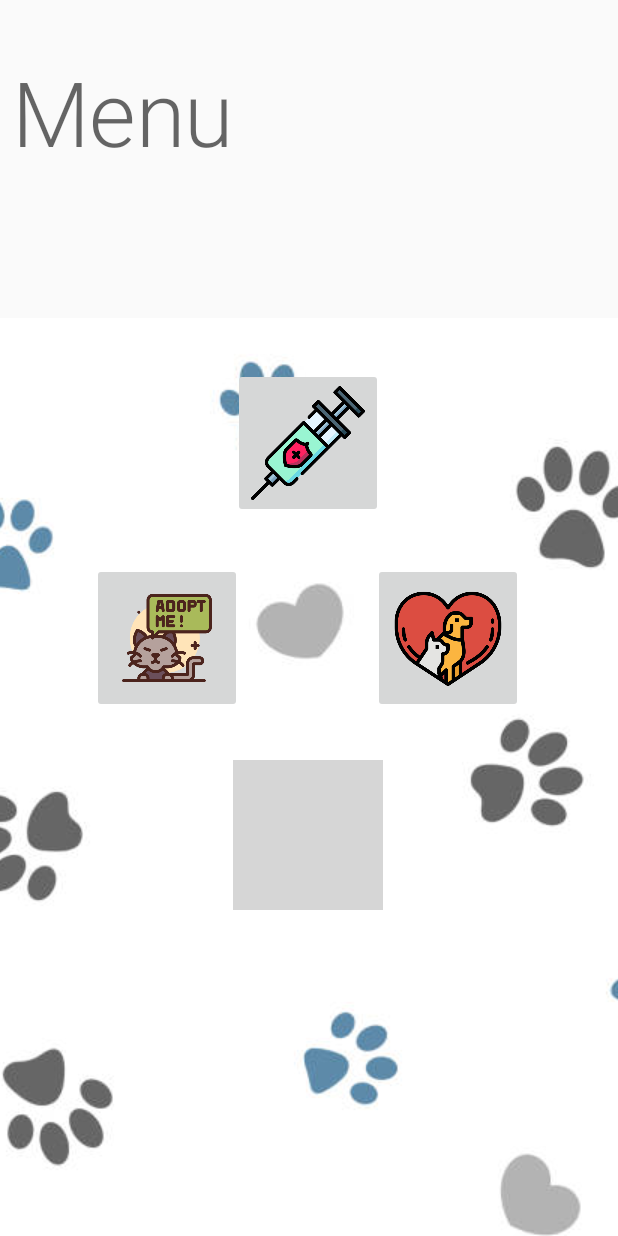
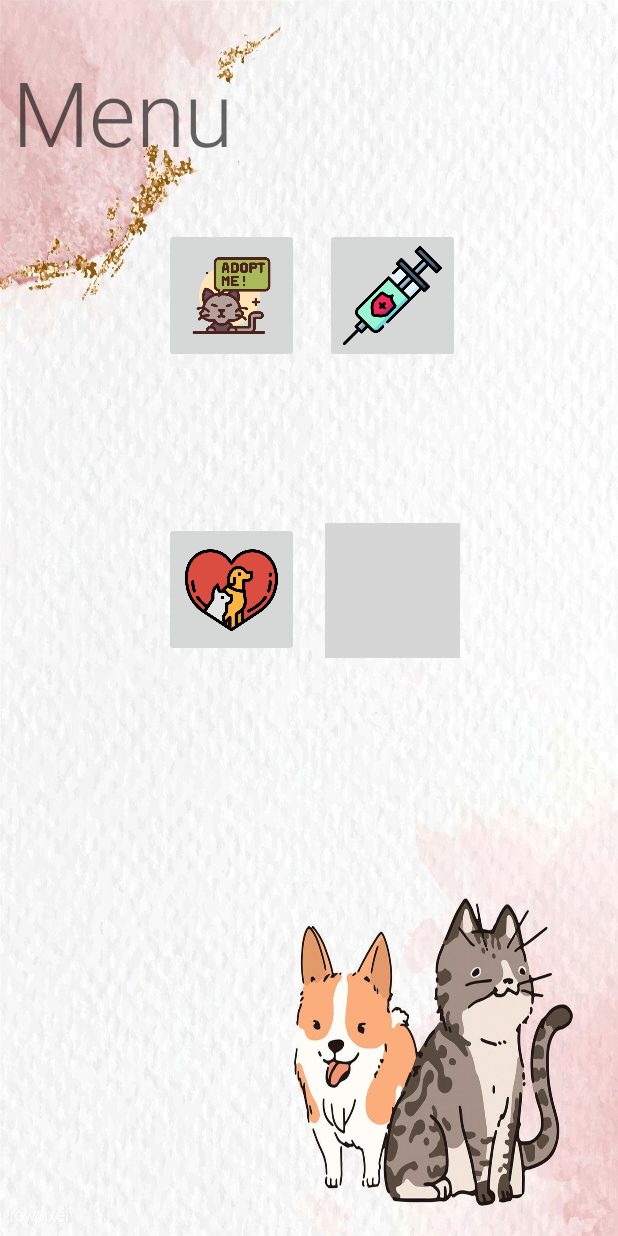
Before and after one commit to godelivadiva/UAS-PBMGodeliva205411029, an Android app: the screen it shows after launch (MenuActivity), on a phone screen of 412 x 824 dp. Run offline under Robolectric (Android 15) with nearby library versions, the phone set to English and light mode, and no system bars; grey boxes are pictures that could not be loaded.

Commit message:
Designing - Rearrange view

```diff
--- a/app/src/main/res/layout/activity_menu.xml
+++ b/app/src/main/res/layout/activity_menu.xml
@@ -4,6 +4,7 @@
     xmlns:tools="http://schemas.android.com/tools"
     android:layout_width="match_parent"
     android:layout_height="match_parent"
+    android:background="@drawable/catdog_bg"
     tools:context=".MenuActivity">
 
     <TextView
@@ -20,72 +21,59 @@
         app:layout_constraintTop_toTopOf="parent"
         app:layout_constraintVertical_bias="0.036" />
 
-    <ImageView
-        android:id="@+id/imgBackground"
-        android:layout_width="wrap_content"
-        android:layout_height="wrap_content"
-        android:scaleType="centerCrop"
+    <ImageButton
+        android:id="@+id/ibAdoptMe"
+        android:layout_width="90dp"
+        android:layout_height="90dp"
+        android:scaleType="fitCenter"
         app:layout_constraintBottom_toBottomOf="parent"
         app:layout_constraintEnd_toEndOf="parent"
-        app:layout_constraintHorizontal_bias="0.0"
+        app:layout_constraintHorizontal_bias="0.339"
         app:layout_constraintStart_toStartOf="parent"
-        app:layout_constraintTop_toTopOf="parent"
-        app:layout_constraintVertical_bias="1.0"
-        app:srcCompat="@drawable/pawprints_mix_background" />
-
-    <ImageButton
-        android:id="@+id/ibAdoptMe"
-        android:layout_width="100dp"
-        android:layout_height="100dp"
-        android:scaleType="fitCenter"
-        app:layout_constraintBottom_toBottomOf="@+id/imgBackground"
-        app:layout_constraintEnd_toEndOf="@+id/imgBackground"
-        app:layout_constraintHorizontal_bias="0.196"
-        app:layout_constraintStart_toStartOf="@+id/imgBackground"
-        app:layout_constraintTop_toTopOf="parent"
-        app:layout_constraintVertical_bias="0.518"
+        app:layout_constraintTop_toBottomOf="@+id/name"
+        app:layout_constraintVertical_bias="0.048"
         app:srcCompat="@drawable/icon_adopt_me"
         tools:ignore="SpeakableTextPresentCheck" />
 
     <ImageButton
         android:id="@+id/ibPetCare"
-        android:layout_width="100dp"
-        android:layout_height="100dp"
+        android:layout_width="90dp"
+        android:layout_height="90dp"
         android:scaleType="fitCenter"
-        app:layout_constraintBottom_toBottomOf="@+id/imgBackground"
-        app:layout_constraintEnd_toEndOf="@+id/imgBackground"
-        app:layout_constraintHorizontal_bias="0.797"
-        app:layout_constraintStart_toStartOf="@+id/imgBackground"
-        app:layout_constraintTop_toTopOf="parent"
-        app:layout_constraintVertical_bias="0.518"
+        app:layout_constraintBottom_toBottomOf="parent"
+        app:layout_constraintEnd_toEndOf="parent"
+        app:layout_constraintHorizontal_bias="0.339"
+        app:layout_constraintStart_toStartOf="parent"
+        app:layout_constraintTop_toBottomOf="@+id/ibAdoptMe"
+        app:layout_constraintVertical_bias="0.216"
         app:srcCompat="@drawable/icon_pet_care"
         tools:ignore="SpeakableTextPresentCheck" />
 
     <ImageButton
         android:id="@+id/ibVaccine"
-        android:layout_width="100dp"
-        android:layout_height="100dp"
+        android:layout_width="90dp"
+        android:layout_height="90dp"
         android:scaleType="fitCenter"
-        app:layout_constraintBottom_toBottomOf="@+id/imgBackground"
-        app:layout_constraintEnd_toEndOf="@+id/imgBackground"
-        app:layout_constraintHorizontal_bias="0.498"
-        app:layout_constraintStart_toStartOf="@+id/imgBackground"
-        app:layout_constraintTop_toTopOf="parent"
-        app:layout_constraintVertical_bias="0.339"
+        app:layout_constraintBottom_toBottomOf="parent"
+        app:layout_constraintEnd_toEndOf="parent"
+        app:layout_constraintHorizontal_bias="0.672"
+        app:layout_constraintStart_toStartOf="parent"
+        app:layout_constraintTop_toBottomOf="@+id/name"
+        app:layout_constraintVertical_bias="0.048"
         app:srcCompat="@drawable/icon_vaccine"
-        tools:ignore="SpeakableTextPresentCheck,SpeakableTextPresentCheck,SpeakableTextPresentCheck" />
+        tools:ignore="SpeakableTextPresentCheck" />
 
     <ImageButton
         android:id="@+id/ibAboutMe"
-        android:layout_width="100dp"
-        android:layout_height="100dp"
+        android:layout_width="90dp"
+        android:layout_height="90dp"
         android:scaleType="fitCenter"
-        app:layout_constraintBottom_toBottomOf="@+id/imgBackground"
+        app:layout_constraintBottom_toBottomOf="parent"
         app:layout_constraintEnd_toEndOf="parent"
-        app:layout_constraintHorizontal_bias="0.498"
-        app:layout_constraintStart_toStartOf="@+id/imgBackground"
-        app:layout_constraintTop_toTopOf="parent"
-        app:layout_constraintVertical_bias="0.7"
+        app:layout_constraintHorizontal_bias="0.672"
+        app:layout_constraintStart_toStartOf="parent"
+        app:layout_constraintTop_toBottomOf="@+id/ibVaccine"
+        app:layout_constraintVertical_bias="0.217"
         app:srcCompat="@drawable/icon_about_me"
         tools:ignore="SpeakableTextPresentCheck" />
 
```
Also changed, not shown: app/src/main/res/drawable/catdog_bg.jpg (added), app/src/main/res/drawable/pawprints_mix_background.jpg (deleted).
